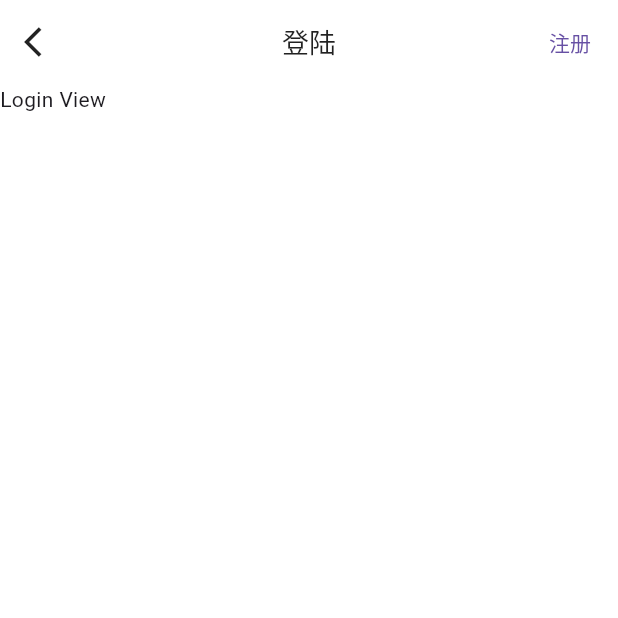
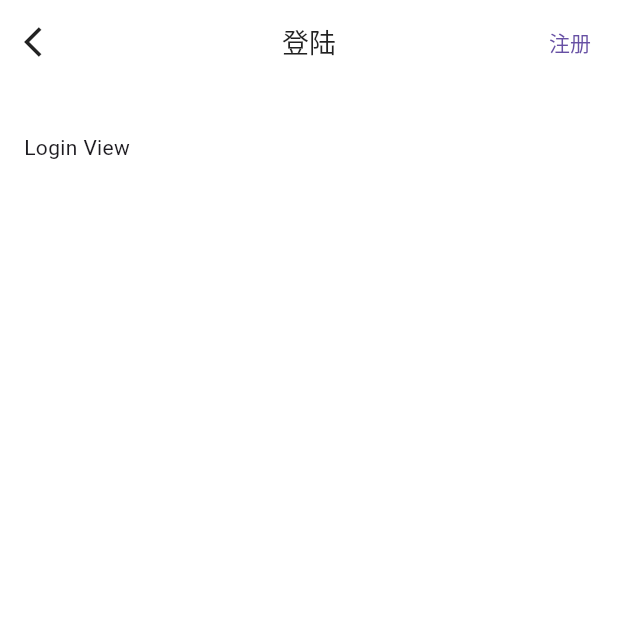
Before and after one commit to tianchoy/zd_iot, a Flutter app: the LoginView screen opened by its route, on a phone screen of 412 x 824 dp, the top half of it. Run offline on Flutter 3.47's test engine with Material 3 defaults, Android fonts, the phone set to English and light mode, and no system bars; our stand-ins replace dio, get, logger; missing offline and left inert: zd_plugin; Roboto replaces fonts that are missing (PingFang SC).

Commit message:
封装了部分组建

```diff
--- /dev/null
+++ b/lib/components/widget/buildBody.dart
@@ -0,0 +1,14 @@
+import 'package:flutter/material.dart';
+
+class BuildBody extends StatelessWidget {
+  const BuildBody({super.key, this.child});
+
+  final Widget? child;
+
+  @override
+  Widget build(BuildContext context) {
+    return SingleChildScrollView(
+      child: Padding(padding: EdgeInsetsGeometry.all(16.0), child: child),
+    );
+  }
+}
--- /dev/null
+++ b/lib/components/widget/buildContainer.dart
@@ -0,0 +1,21 @@
+import 'package:flutter/material.dart';
+
+class BuildContainer extends StatelessWidget {
+  const BuildContainer({super.key, this.child, this.color = Colors.white});
+
+  final Widget? child;
+  final Color color;
+
+  @override
+  Widget build(BuildContext context) {
+    return Container(
+      clipBehavior: Clip.antiAlias,
+      margin: const EdgeInsets.only(top: 16),
+      decoration: BoxDecoration(
+        color: color,
+        borderRadius: BorderRadius.circular(15),
+      ),
+      child: child,
+    );
+  }
+}
--- a/lib/views/login/login_view.dart
+++ b/lib/views/login/login_view.dart
@@ -1,6 +1,8 @@
 import 'package:flutter/material.dart';
 import 'package:get/get.dart';
 import 'package:zd_iot/shared/widgets/main_scaffold.dart';
+import '../../components/widget/buildBody.dart';
+import '../../components/widget/buildContainer.dart';
 import 'login_controller.dart';
 
 class LoginView extends GetView<LoginController> {
@@ -20,7 +22,13 @@ class LoginView extends GetView<LoginController> {
           child: Text('注册'),
         ),
       ],
-      body: Column(children: [Text('Login View')]),
+      body: _buildBody(context),
+    );
+  }
+
+  Widget _buildBody(BuildContext context) {
+    return BuildBody(
+      child: BuildContainer(child: Column(children: [Text('Login View')])),
     );
   }
 }
```
